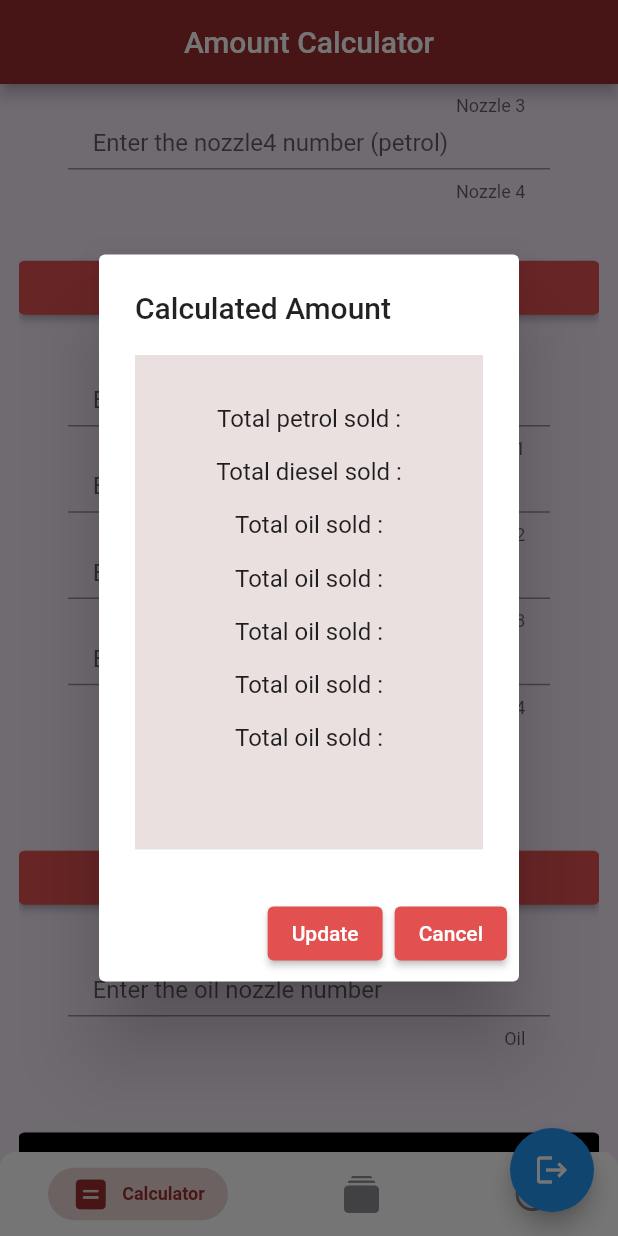
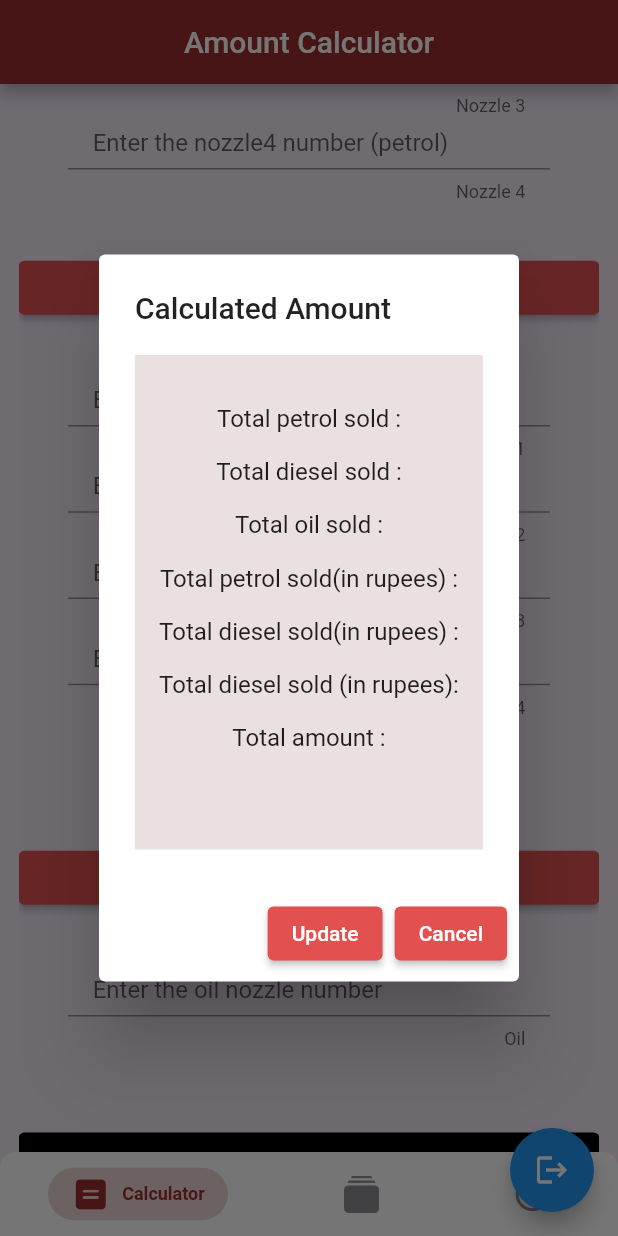
Before and after one commit to GOKULKRISHNA-R/Petrol_Bunk_Maintainence, a Flutter app: the screen it shows once a user with an empty profile is signed in, scrolled down 576 dp, after a tap on "Calculate", on a phone screen of 412 x 824 dp. Run offline on Flutter 3.47's test engine with Material 2 defaults, Android fonts, the phone set to English and light mode, and no system bars; drawn by our look-alikes of persistent_bottom_nav_bar; our stand-ins replace cloud_firestore, firebase_auth, firebase_core, get, image_cropper, image_picker and 1 more; missing offline and left inert: google_mlkit_text_recognition; accounts and stored records are empty.

Commit message:
Update calculator.dart

```diff
--- a/lib/screens/home/calculator.dart
+++ b/lib/screens/home/calculator.dart
@@ -1,4 +1,3 @@
-
 import 'package:flutter/material.dart';
 import 'package:flutter/services.dart';
 import 'package:get/get.dart';
@@ -435,28 +434,28 @@ void _showAlertDialog(BuildContext context) {
             height: Get.height * 0.02,
           ),
           Text(
-            "Total oil sold :",
+            "Total petrol sold(in rupees) :",
             textAlign: TextAlign.right,
           ),
           SizedBox(
             height: Get.height * 0.02,
           ),
           Text(
-            "Total oil sold :",
+            "Total diesel sold(in rupees) :",
             textAlign: TextAlign.right,
           ),
           SizedBox(
             height: Get.height * 0.02,
           ),
           Text(
-            "Total oil sold :",
+            "Total diesel sold (in rupees):",
             textAlign: TextAlign.right,
           ),
           SizedBox(
             height: Get.height * 0.02,
           ),
           Text(
-            "Total oil sold :",
+            "Total amount :",
             textAlign: TextAlign.right,
           ),
         ],
```
